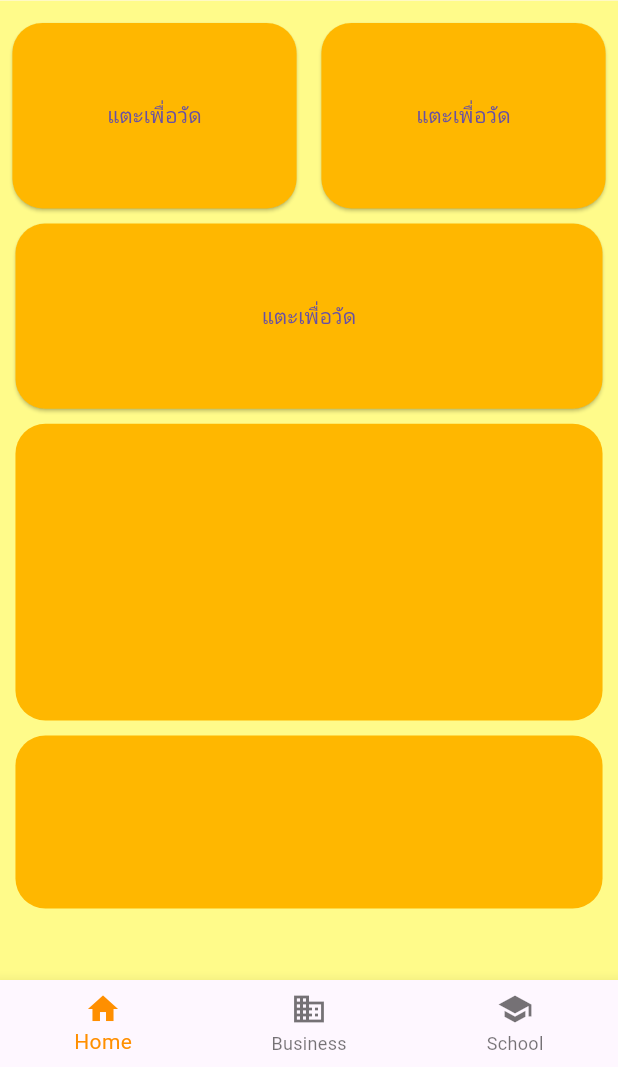
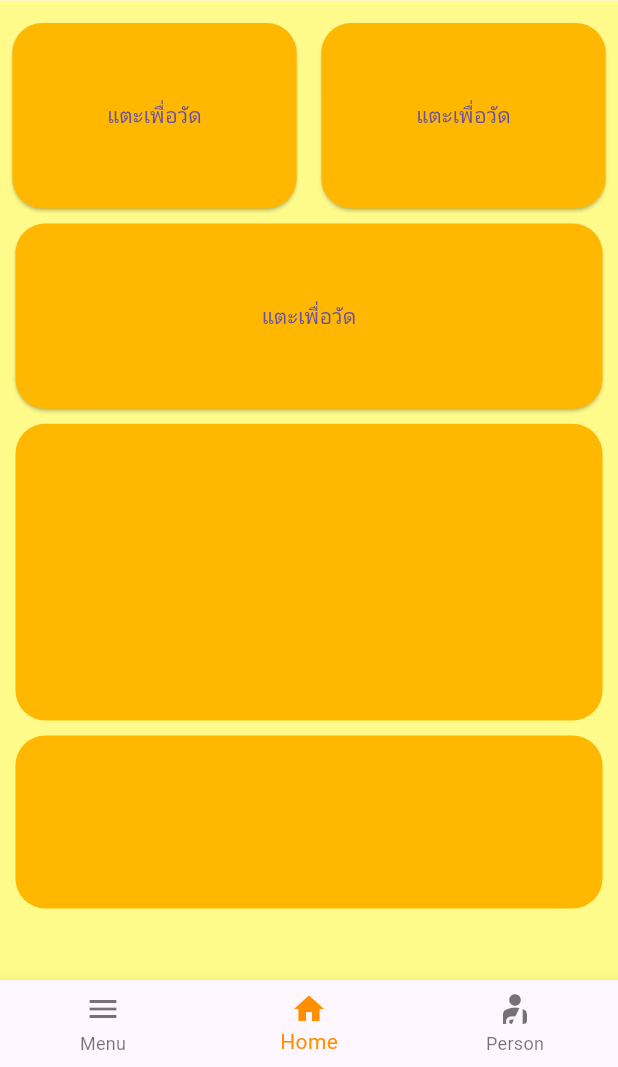
Before and after one commit to jjsornwakii/Pulse-measurement-application-for-monks, a Flutter app: the screen it shows after launch, on a phone screen of 412 x 824 dp, the part 169-1236 px from its top. Run offline on Flutter 3.47's test engine with Material 3 defaults, Android fonts, the phone set to English and light mode, and no system bars.

Commit message:
edit_navigation

```diff
--- a/lib/navigation.dart
+++ b/lib/navigation.dart
@@ -7,23 +7,95 @@ class NavigationPage extends StatefulWidget {
 }
 
 class _NavigationPageState extends State<NavigationPage> {
-  int _selectedIndex = 0;
+  int _selectedIndex = 1;
+
+  final GlobalKey<ScaffoldState> _scaffoldKey = GlobalKey<ScaffoldState>();
 
   List<Widget> _pages = <Widget>[
+    menu(),
     HomePage(),
-    BusinessPage(),
-    SchoolPage(),
+    person(),
+  ];
+
+  List<Widget> _drawerPages = <Widget>[
+    OverallHealthPage(),
+    ActivitiesPage(),
+    TipsHealthPage(),
   ];
 
   void _onItemTapped(int index) {
+    if (index == 0) {
+      _scaffoldKey.currentState?.openDrawer();
+    } else {
+      setState(() {
+        _selectedIndex = index;
+      });
+    }
+  }
+
+  void _onDrawerItemTapped(int index) {
+    Navigator.pop(context);
     setState(() {
-      _selectedIndex = index;
+      _selectedIndex = 3 + index;
     });
   }
 
   @override
   Widget build(BuildContext context) {
     return Scaffold(
+      key: _scaffoldKey,
+      drawer: Container(
+        margin: EdgeInsets.fromLTRB(0, 130, 0, 0),
+        child: Drawer(
+          child: ListView(
+            padding: EdgeInsets.zero,
+            children: <Widget>[
+              DrawerHeader(
+                decoration: BoxDecoration(
+                  color: Colors.white,
+                ),
+                child: Row(
+                  mainAxisAlignment: MainAxisAlignment.start,
+                  children: [
+                    Container(
+                      padding:
+                          EdgeInsets.symmetric(vertical: 20, horizontal: 70),
+                      decoration: BoxDecoration(
+                        color: Colors.transparent,
+                        border: Border(
+                          bottom: BorderSide(width: 2.0, color: Colors.black),
+                        ),
+                      ),
+                      child: Text(
+                        'หน้าหลัก',
+                        style: TextStyle(
+                          color: Colors.black,
+                          fontSize: 24,
+                        ),
+                      ),
+                    ),
+                  ],
+                ),
+              ),
+              ListTile(
+                leading: Icon(Icons.broken_image_outlined),
+                title: Text('สรุปภาพรวมสุขภาพ'),
+                onTap: () => _onDrawerItemTapped(0),
+              ),
+              ListTile(
+                leading: Icon(Icons.access_time),
+                title: Text('กิจประจำวัน'),
+                onTap: () => _onDrawerItemTapped(1),
+              ),
+              ListTile(
+                leading: Icon(Icons.local_library_sharp),
+                title: Text('เกร็ดน่ารู้เรื่องสุขภาพ'),
+                onTap: () => _onDrawerItemTapped(2),
+              ),
+            ],
+          ),
+        ),
+      ),
       body: Column(
         children: [
           Row(
@@ -66,7 +138,7 @@ class _NavigationPageState extends State<NavigationPage> {
           Expanded(
             child: IndexedStack(
               index: _selectedIndex,
-              children: _pages,
+              children: _pages + _drawerPages,
             ),
           ),
         ],
@@ -74,19 +146,19 @@ class _NavigationPageState extends State<NavigationPage> {
       bottomNavigationBar: BottomNavigationBar(
         items: const <BottomNavigationBarItem>[
           BottomNavigationBarItem(
+            icon: Icon(Icons.menu),
+            label: 'Menu',
+          ),
+          BottomNavigationBarItem(
             icon: Icon(Icons.home),
             label: 'Home',
           ),
           BottomNavigationBarItem(
-            icon: Icon(Icons.business),
-            label: 'Business',
-          ),
-          BottomNavigationBarItem(
-            icon: Icon(Icons.school),
-            label: 'School',
+            icon: Icon(Icons.personal_injury_rounded),
+            label: 'Person',
           ),
         ],
-        currentIndex: _selectedIndex,
+        currentIndex: _selectedIndex >= 3 ? 0 : _selectedIndex,
         selectedItemColor: Colors.amber[800],
         onTap: _onItemTapped,
       ),
@@ -94,20 +166,47 @@ class _NavigationPageState extends State<NavigationPage> {
   }
 }
 
-class BusinessPage extends StatelessWidget {
+class menu extends StatelessWidget {
   @override
   Widget build(BuildContext context) {
     return Center(
-      child: Text('This is Business Page'),
+      child: Text('This is memu Page'),
     );
   }
 }
 
-class SchoolPage extends StatelessWidget {
+class person extends StatelessWidget {
   @override
   Widget build(BuildContext context) {
     return Center(
-      child: Text('This is School Page'),
+      child: Text('This is person Page'),
     );
   }
 }
+
+class OverallHealthPage extends StatelessWidget {
+  @override
+  Widget build(BuildContext context) {
+    return Center(
+      child: Text('This is Overall Health Page'),
+    );
+  }
+}
+
+class ActivitiesPage extends StatelessWidget {
+  @override
+  Widget build(BuildContext context) {
+    return Center(
+      child: Text('This is Activities Page'),
+    );
+  }
+}
+
+class TipsHealthPage extends StatelessWidget {
+  @override
+  Widget build(BuildContext context) {
+    return Center(
+      child: Text('This is Tips Health Page'),
+    );
+  }
+}
```
